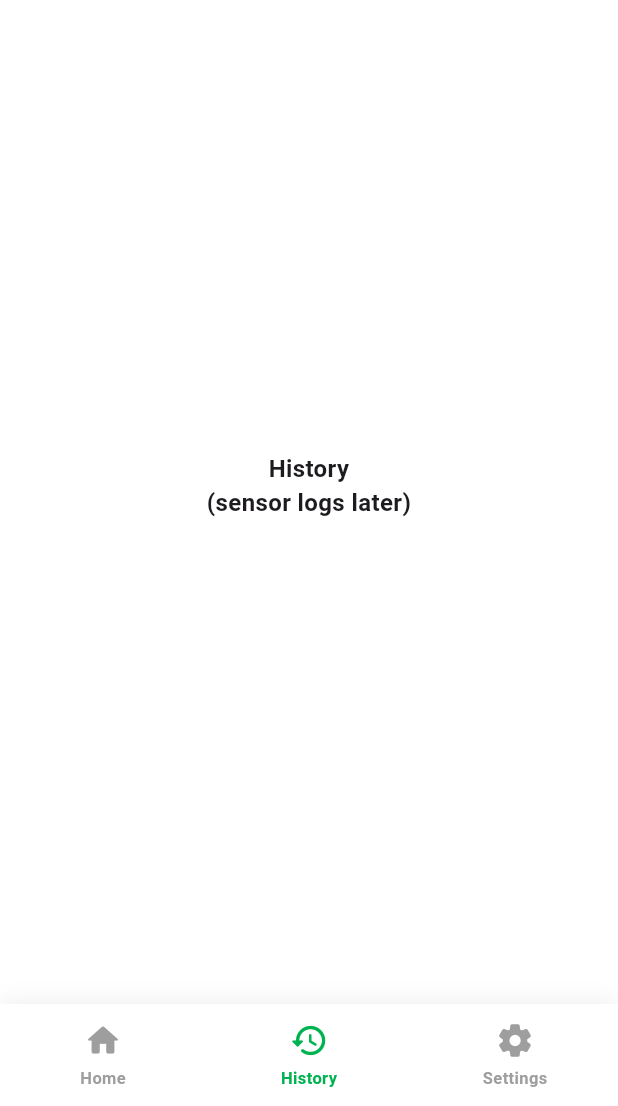
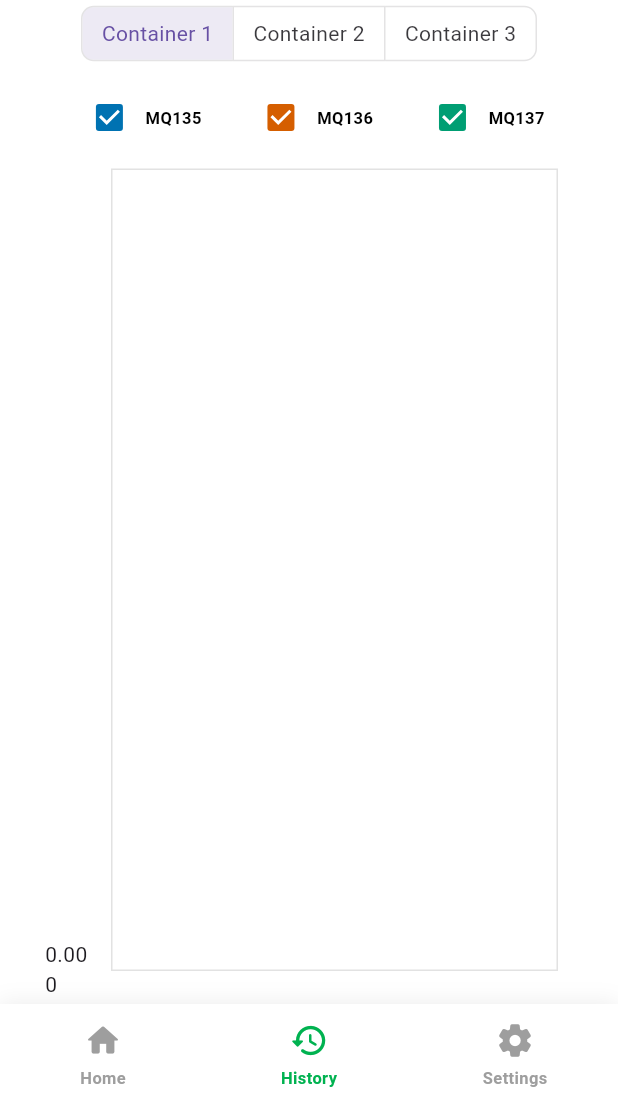
Before and after one commit to totaaa654/thesisRotify, a Flutter app: the HomeNav screen opened directly, item 2 of the bottom bar chosen, on a phone screen of 412 x 824 dp, the part 130-1236 px from its top. Run offline on Flutter 3.47's test engine with Material 3 defaults, Android fonts, the phone set to English and light mode, and no system bars; drawn by our look-alikes of fl_chart; our stand-ins replace cloud_firestore, firebase_auth, firebase_core, firebase_database; accounts and stored records are empty.

Commit message:
added graph for sensor data in history

```diff
--- /dev/null
+++ b/lib/graph.dart
@@ -0,0 +1,136 @@
+import 'dart:async';
+import 'package:flutter/material.dart';
+import 'package:firebase_core/firebase_core.dart';
+import 'package:firebase_database/firebase_database.dart';
+import 'package:fl_chart/fl_chart.dart';
+
+class LiveSensorGraph extends StatefulWidget {
+  const LiveSensorGraph({super.key});
+
+  @override
+  State<LiveSensorGraph> createState() => _LiveSensorGraphState();
+}
+
+class _LiveSensorGraphState extends State<LiveSensorGraph> {
+  // --- DATA STORAGE (3 Containers x 3 Sensors) ---
+  final Map<String, List<FlSpot>> _data = {
+    'c1_135': [], 'c1_136': [], 'c1_137': [],
+    'c2_135': [], 'c2_136': [], 'c2_137': [],
+    'c3_135': [], 'c3_136': [], 'c3_137': [],
+  };
+
+  int _selectedContainer = 1; // 1, 2, or 3
+  bool _show135 = true;
+  bool _show136 = true;
+  bool _show137 = true;
+
+  double _xValue = 0;
+  final int _windowSize = 60;
+  late final DatabaseReference _dbRef;
+
+  @override
+  void initState() {
+    super.initState();
+    _dbRef = FirebaseDatabase.instanceFor(
+      app: Firebase.app(),
+      databaseURL: 'https://thesis-rotify-default-rtdb.asia-southeast1.firebasedatabase.app/',
+    ).ref();
+    _setupAllListeners();
+  }
+
+  void _setupAllListeners() {
+    for (int c = 1; c <= 3; c++) {
+      for (int s in [135, 136, 137]) {
+        _dbRef.child('containers/container$c/mq$s').onValue.listen((event) {
+          if (event.snapshot.value != null) {
+            _updateData('c${c}_$s', double.parse(event.snapshot.value.toString()));
+          }
+        });
+      }
+    }
+  }
+
+  void _updateData(String key, double value) {
+    if (!mounted) return;
+    setState(() {
+      _data[key]!.add(FlSpot(_xValue, value));
+      if (_data[key]!.length > _windowSize) _data[key]!.removeAt(0);
+      _xValue += 0.11; // Small increment to keep 9 listeners synced on X-axis
+    });
+  }
+
+  @override
+  Widget build(BuildContext context) {
+    return Column(
+      children: [
+        // --- 1. CONTAINER SELECTOR ---
+        Padding(
+          padding: const EdgeInsets.symmetric(vertical: 8.0),
+          child: ToggleButtons(
+            isSelected: [_selectedContainer == 1, _selectedContainer == 2, _selectedContainer == 3],
+            onPressed: (index) => setState(() => _selectedContainer = index + 1),
+            borderRadius: BorderRadius.circular(8),
+            constraints: const BoxConstraints(minHeight: 35, minWidth: 100),
+            children: const [Text("Container 1"), Text("Container 2"), Text("Container 3")],
+          ),
+        ),
+
+        // --- 2. SENSOR CHECKBOXES ---
+        Row(
+          mainAxisAlignment: MainAxisAlignment.spaceEvenly,
+          children: [
+            _buildToggle("MQ135", const Color(0xFF0072B2), _show135, (v) => setState(() => _show135 = v)),
+            _buildToggle("MQ136", const Color(0xFFD55E00), _show136, (v) => setState(() => _show136 = v)),
+            _buildToggle("MQ137", const Color(0xFF009E73), _show137, (v) => setState(() => _show137 = v)),
+          ],
+        ),
+
+        // --- 3. THE PLOTTER ---
+        Expanded(
+          child: Padding(
+            padding: const EdgeInsets.fromLTRB(10, 10, 20, 10),
+            child: LineChart(
+              LineChartData(
+                gridData: FlGridData(show: true, drawVerticalLine: true),
+                borderData: FlBorderData(show: true, border: Border.all(color: Colors.grey.withOpacity(0.3))),
+                titlesData: const FlTitlesData(
+                  topTitles: AxisTitles(sideTitles: SideTitles(showTitles: false)),
+                  rightTitles: AxisTitles(sideTitles: SideTitles(showTitles: false)),
+                  bottomTitles: AxisTitles(sideTitles: SideTitles(showTitles: false)),
+                ),
+                lineBarsData: [
+                  if (_show135) _buildLine(_data['c${_selectedContainer}_135']!, const Color(0xFF0072B2)),
+                  if (_show136) _buildLine(_data['c${_selectedContainer}_136']!, const Color(0xFFD55E00)),
+                  if (_show137) _buildLine(_data['c${_selectedContainer}_137']!, const Color(0xFF009E73)),
+                ],
+                minY: 0,
+              ),
+            ),
+          ),
+        ),
+      ],
+    );
+  }
+
+  Widget _buildToggle(String label, Color color, bool isActive, Function(bool) onTap) {
+    return InkWell(
+      onTap: () => onTap(!isActive),
+      child: Row(
+        children: [
+          Checkbox(value: isActive, activeColor: color, onChanged: (v) => onTap(v ?? true)),
+          Text(label, style: TextStyle(color: isActive ? Colors.black : Colors.grey, fontSize: 11, fontWeight: FontWeight.bold)),
+        ],
+      ),
+    );
+  }
+
+  LineChartBarData _buildLine(List<FlSpot> spots, Color color) {
+    return LineChartBarData(
+      spots: spots,
+      isCurved: false,
+      color: color,
+      barWidth: 1.5,
+      dotData: const FlDotData(show: false),
+    );
+  }
+}
--- a/lib/home_nav.dart
+++ b/lib/home_nav.dart
@@ -1,6 +1,7 @@
 import 'package:flutter/material.dart';
 import 'dashboard_content.dart';
 import 'settings.dart';
+import 'graph.dart';
 
 class HomeNav extends StatefulWidget {
   const HomeNav({super.key});
@@ -162,20 +163,18 @@ class _NavItem extends StatelessWidget {
   }
 }
 
+  // =================================================
+  // HISTORY PLACEHOLDER
+  // =================================================
 // =================================================
-// HISTORY PLACEHOLDER
+// HISTORY TAB (Now showing your Graph)
 // =================================================
 class HistoryContent extends StatelessWidget {
   const HistoryContent({super.key});
 
   @override
   Widget build(BuildContext context) {
-    return const Center(
-      child: Text(
-        'History\n(sensor logs later)',
-        textAlign: TextAlign.center,
-        style: TextStyle(fontSize: 16, fontWeight: FontWeight.w600),
-      ),
-    );
+    // We keep the container clean, but put the Graph widget inside!
+    return const LiveSensorGraph();
   }
 }
--- a/pubspec.yaml
+++ b/pubspec.yaml
@@ -13,6 +13,8 @@ dependencies:
   firebase_core: ^4.4.0
   firebase_auth: ^6.1.4
   cloud_firestore: 6.1.2
+  firebase_database: 12.1.3  # Check for the latest version
+  fl_chart: ^0.66.0           # Awesome charting library
 
 dev_dependencies:
   flutter_test:
```
Also changed, not shown: pubspec.lock, 6 other files.
